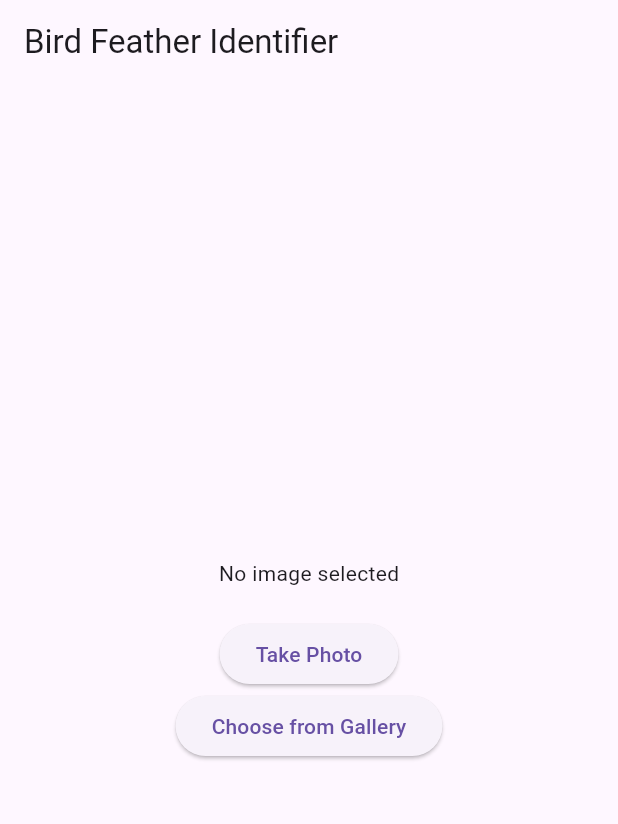
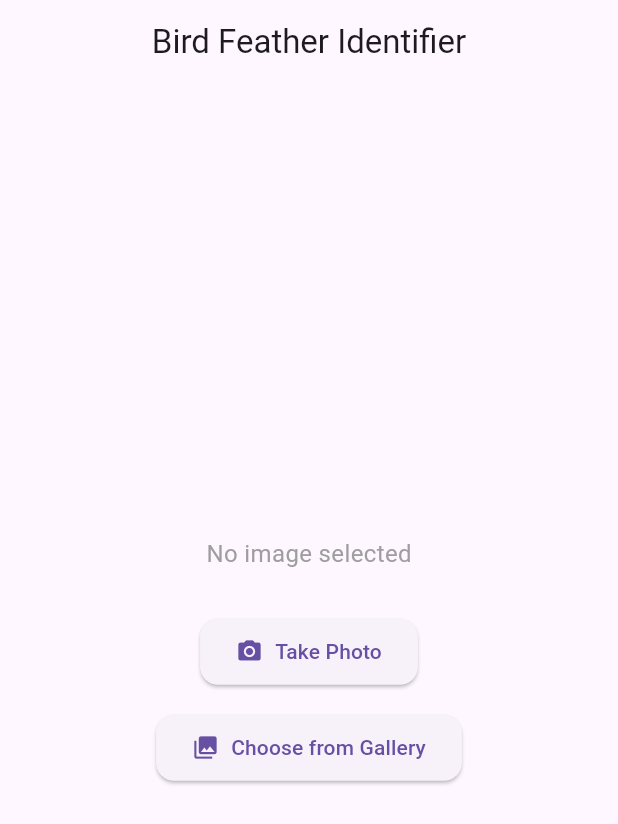
Before and after one commit to DanielNPaulino/flutter_ai_vision, a Flutter app: the screen it shows after launch, after a tap on "Take Photo", on a phone screen of 412 x 824 dp. Shown: the top 824 px of the screen. Run offline on Flutter 3.47's test engine with Material 3 defaults, Android fonts, the phone set to English and light mode, and no system bars; our stand-ins replace image_picker.

Commit message:
Refactor image picking logic in HomeScreen and enhance loading state display with error handling

```diff
--- a/lib/screens/home_screen.dart
+++ b/lib/screens/home_screen.dart
@@ -15,22 +15,26 @@ class _HomeScreenState extends State<HomeScreen> {
   final ApiService _apiService = ApiService();
   bool _isLoading = false;
 
+  /// Pick an image from the specified source and identify the feather
   Future<void> _pickImage(ImageSource source) async {
-    final pickedFile = await _picker.pickImage(source: source);
-    if (pickedFile != null) {
+    try {
+      final pickedFile = await _picker.pickImage(source: source);
+
+      if (pickedFile == null) return; // User canceled selection
+
       setState(() {
         _image = File(pickedFile.path);
         _isLoading = true;
       });
 
-      // Call AI service
+      // Call AI + Wikipedia
       final result = await _apiService.identifyFeather(_image!);
 
       setState(() {
         _isLoading = false;
       });
 
-      // Navigate to result screen
+      // Navigate to ResultScreen with all data
       Navigator.push(
         context,
         MaterialPageRoute(
@@ -39,33 +43,110 @@ class _HomeScreenState extends State<HomeScreen> {
             species: result['species'],
             confidence: result['confidence'],
             description: result['description'],
+            birdImageUrl: result['imageUrl'], // ✅ Added Wikipedia image
           ),
         ),
       );
+    } catch (error) {
+      setState(() {
+        _isLoading = false;
+      });
+
+      // Show error dialog
+      _showErrorDialog(error.toString());
     }
+  }
+
+  /// Display an error message in a dialog
+  void _showErrorDialog(String message) {
+    showDialog(
+      context: context,
+      builder: (context) => AlertDialog(
+        title: const Text('Error'),
+        content: Text(message),
+        actions: [
+          TextButton(
+            onPressed: () => Navigator.of(context).pop(),
+            child: const Text('OK'),
+          ),
+        ],
+      ),
+    );
   }
 
   @override
   Widget build(BuildContext context) {
     return Scaffold(
-      appBar: AppBar(title: Text("Bird Feather Identifier")),
+      appBar: AppBar(
+        title: const Text("Bird Feather Identifier"),
+        centerTitle: true,
+      ),
       body: Center(
         child: _isLoading
-            ? CircularProgressIndicator()
+            ? Column(
+                mainAxisAlignment: MainAxisAlignment.center,
+                children: const [
+                  CircularProgressIndicator(),
+                  SizedBox(height: 16),
+                  Text(
+                    "Identifying feather...",
+                    style: TextStyle(fontSize: 16),
+                  ),
+                ],
+              )
             : Column(
                 mainAxisAlignment: MainAxisAlignment.center,
                 children: [
-                  _image != null
-                      ? Image.file(_image!, height: 200)
-                      : Text("No image selected"),
-                  SizedBox(height: 20),
-                  ElevatedButton(
+                  // Show preview of selected feather image
+                  if (_image != null)
+                    ClipRRect(
+                      borderRadius: BorderRadius.circular(12),
+                      child: Image.file(
+                        _image!,
+                        height: 200,
+                        fit: BoxFit.cover,
+                      ),
+                    )
+                  else
+                    const Text(
+                      "No image selected",
+                      style: TextStyle(fontSize: 16, color: Colors.grey),
+                    ),
+
+                  const SizedBox(height: 30),
+
+                  // Camera button
+                  ElevatedButton.icon(
                     onPressed: () => _pickImage(ImageSource.camera),
-                    child: Text("Take Photo"),
+                    icon: const Icon(Icons.camera_alt),
+                    label: const Text("Take Photo"),
+                    style: ElevatedButton.styleFrom(
+                      padding: const EdgeInsets.symmetric(
+                        horizontal: 24,
+                        vertical: 12,
+                      ),
+                      shape: RoundedRectangleBorder(
+                        borderRadius: BorderRadius.circular(12),
+                      ),
+                    ),
                   ),
-                  ElevatedButton(
+
+                  const SizedBox(height: 16),
+
+                  // Gallery button
+                  ElevatedButton.icon(
                     onPressed: () => _pickImage(ImageSource.gallery),
-                    child: Text("Choose from Gallery"),
+                    icon: const Icon(Icons.photo_library),
+                    label: const Text("Choose from Gallery"),
+                    style: ElevatedButton.styleFrom(
+                      padding: const EdgeInsets.symmetric(
+                        horizontal: 24,
+                        vertical: 12,
+                      ),
+                      shape: RoundedRectangleBorder(
+                        borderRadius: BorderRadius.circular(12),
+                      ),
+                    ),
                   ),
                 ],
               ),
```
